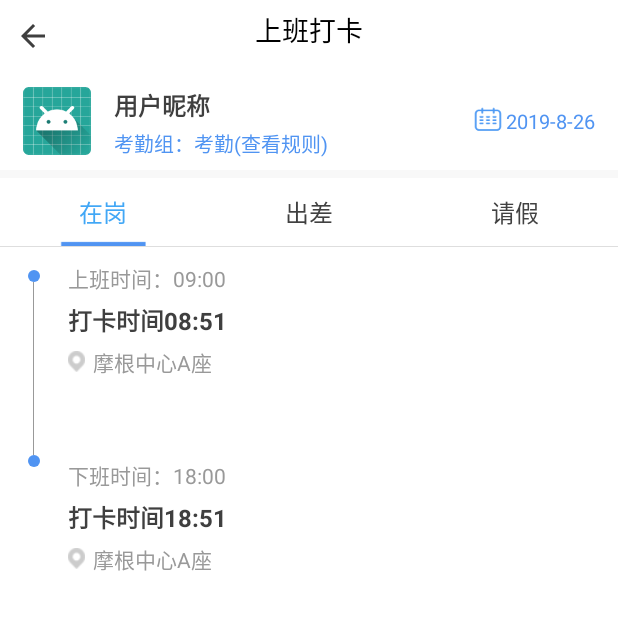
After one commit to hukang114/QyMageSys, an Android app: the OpenAfterWorkActivity screen opened directly, with no data from a screen before it, on a phone screen of 412 x 824 dp, the top half of it. The commit adds this screen. Run offline under Robolectric (Android 15) with nearby library versions, the phone set to English and light mode, and no system bars; our stand-ins replace CircleImageView, EventBus, data binding; libraries missing offline, so code that uses them is left out: com.gyf.barlibrary, com.lzy.okgo; pictures from the network do not load; 1 statement that could not run was skipped.

Commit message:
完成部分打卡页面

```diff
--- a/app/src/main/AndroidManifest.xml
+++ b/app/src/main/AndroidManifest.xml
@@ -155,7 +155,8 @@
         <activity android:name=".ui.act.PersonalActivity" />
         <activity android:name=".ui.act.LoginActivity" />
         <activity android:name=".ui.act.MessageNotifActivity" />
-        <activity android:name=".ui.act.WorkNoticeActivity"></activity>
+        <activity android:name=".ui.act.WorkNoticeActivity" />
+        <activity android:name=".ui.act.OpenAfterWorkActivity"></activity>
     </application>
 
 </manifest>
--- a/app/src/main/java/com/qymage/sys/ui/Test.java
+++ b/app/src/main/java/com/qymage/sys/ui/Test.java
@@ -9,4 +9,5 @@ public class Test {
 
 
 
+
 }
--- /dev/null
+++ b/app/src/main/java/com/qymage/sys/ui/act/OpenAfterWorkActivity.java
@@ -0,0 +1,33 @@
+package com.qymage.sys.ui.act;
+
+import android.support.v7.app.AppCompatActivity;
+import android.os.Bundle;
+
+import com.qymage.sys.R;
+import com.qymage.sys.common.base.BBActivity;
+import com.qymage.sys.databinding.ActivityOpenAfterWorkBinding;
+
+
+/**
+ * 上下班打卡
+ */
+public class OpenAfterWorkActivity extends BBActivity<ActivityOpenAfterWorkBinding> {
+
+
+    @Override
+    protected int getLayoutId() {
+        return R.layout.activity_open_after_work;
+    }
+
+    @Override
+    protected void initView() {
+        super.initView();
+        mBinding.metitle.setlImgClick(v -> finish());
+
+    }
+
+    @Override
+    protected void initData() {
+        super.initData();
+    }
+}
--- a/app/src/main/java/com/qymage/sys/ui/adapter/WorkListAdapter.java
+++ b/app/src/main/java/com/qymage/sys/ui/adapter/WorkListAdapter.java
@@ -1,5 +1,7 @@
 package com.qymage.sys.ui.adapter;
 
+import android.content.Intent;
+import android.os.Bundle;
 import android.support.annotation.Nullable;
 import android.support.v7.widget.GridLayoutManager;
 import android.support.v7.widget.LinearLayoutManager;
@@ -9,7 +11,9 @@ import android.view.View;
 import com.chad.library.adapter.base.BaseQuickAdapter;
 import com.chad.library.adapter.base.BaseViewHolder;
 import com.qymage.sys.R;
+import com.qymage.sys.common.base.BaseActivity;
 import com.qymage.sys.common.tools.ToastUtil;
+import com.qymage.sys.ui.act.OpenAfterWorkActivity;
 import com.qymage.sys.ui.entity.WorkListEnt;
 
 import java.util.List;
@@ -48,11 +52,11 @@ public class WorkListAdapter extends BaseQuickAdapter<WorkListEnt, BaseViewHolde
     private void setOnItemClick(String keyname) {
         switch (keyname) {
             case "shangban":// 上班打卡
-                ToastUtil.showToast(mContext, "上班打卡");
+                openActivity(OpenAfterWorkActivity.class);
                 break;
 
             case "xiaban"://下班打卡
-
+                openActivity(OpenAfterWorkActivity.class);
                 break;
             case "lixiang"://立项申请
 
@@ -96,4 +100,31 @@ public class WorkListAdapter extends BaseQuickAdapter<WorkListEnt, BaseViewHolde
     }
 
 
+    /**
+     * 跳转Activity
+     *
+     * @param activityClass 目标Activity类名称
+     * @param bundle        Bundle 对象
+     */
+    public void intoActivity(Class<?> activityClass, Bundle bundle) {
+        Intent into = new Intent(mContext, activityClass);
+        if (bundle != null) {
+            into.putExtra("bundle", bundle);
+        }
+        mContext.startActivity(into);
+    }
+
+    protected void openActivity(Class<?> pClass) {
+        openActivity(pClass, null);
+    }
+
+    protected void openActivity(Class<?> pClass, Bundle pBundle) {
+        Intent intent = new Intent(mContext, pClass);
+        if (pBundle != null) {
+            intent.putExtras(pBundle);
+        }
+        mContext.startActivity(intent);
+    }
+
+
 }
--- /dev/null
+++ b/app/src/main/res/drawable/timelline_dot_normal.xml
@@ -0,0 +1,11 @@
+<?xml version="1.0" encoding="utf-8"?>
+<selector xmlns:android="http://schemas.android.com/apk/res/android">
+
+    <item android:width="50dp" android:height="50dp">
+        <shape android:shape="rectangle">
+            <corners android:radius="50dp" />
+            <solid android:color="#ff5094f2" />
+        </shape>
+    </item>
+
+</selector>
--- /dev/null
+++ b/app/src/main/res/layout/activity_open_after_work.xml
@@ -0,0 +1,267 @@
+<?xml version="1.0" encoding="utf-8"?>
+<layout xmlns:android="http://schemas.android.com/apk/res/android"
+    xmlns:app="http://schemas.android.com/apk/res-auto"
+    xmlns:tools="http://schemas.android.com/tools">
+
+    <LinearLayout
+        android:layout_width="match_parent"
+        android:layout_height="match_parent"
+        android:background="@color/white"
+        android:orientation="vertical">
+
+        <com.qymage.sys.common.widget.MeTitle
+            android:id="@+id/metitle"
+            android:layout_width="match_parent"
+            android:layout_height="wrap_content"
+            app:cTxt="@string/open_to_work"
+            app:showView="false" />
+
+
+        <RelativeLayout
+            android:layout_width="match_parent"
+            android:layout_height="65dp"
+            android:background="@color/white">
+
+            <ImageView
+                android:id="@+id/user_head_img"
+                android:layout_width="45dp"
+                android:layout_height="45dp"
+                android:layout_centerVertical="true"
+                android:layout_marginLeft="@dimen/margin15"
+                android:src="@mipmap/ic_launcher" />
+
+
+            <TextView
+                android:id="@+id/user_name_tv"
+                android:layout_width="wrap_content"
+                android:layout_height="wrap_content"
+                android:layout_marginLeft="@dimen/margin15"
+                android:layout_marginTop="@dimen/margin10"
+                android:layout_toRightOf="@+id/user_head_img"
+                android:text="用户昵称"
+                android:textColor="@color/rizhi_color"
+                android:textSize="@dimen/text_size_16"
+                android:textStyle="bold" />
+
+
+            <TextView
+                android:id="@+id/kaoqin_rules_tv"
+                android:layout_width="wrap_content"
+                android:layout_height="wrap_content"
+                android:layout_below="@+id/user_name_tv"
+                android:layout_marginLeft="@dimen/margin15"
+                android:layout_marginTop="@dimen/margin3"
+                android:layout_toRightOf="@+id/user_head_img"
+                android:text="@string/kaoqin_rules_txt"
+                android:textColor="@color/colorAccent"
+                android:textSize="@dimen/text_size_13" />
+
+
+            <TextView
+                android:id="@+id/kaoqing_date_tv"
+                android:layout_width="wrap_content"
+                android:layout_height="wrap_content"
+                android:layout_alignParentRight="true"
+                android:layout_centerVertical="true"
+                android:layout_marginRight="@dimen/margin15"
+                android:drawableLeft="@mipmap/rili_ioc"
+                android:gravity="center"
+                android:text="2019-8-26"
+                android:textColor="@color/colorAccent"
+                android:textSize="@dimen/text_size_13" />
+        </RelativeLayout>
+
+        <View
+            android:layout_width="match_parent"
+            android:layout_height="5dp"
+            android:background="@color/app_div_h_color" />
+
+
+        <RadioGroup
+            android:layout_width="match_parent"
+            android:layout_height="45dp"
+            android:gravity="center_vertical"
+            android:orientation="horizontal">
+
+            <RadioButton
+                android:id="@+id/on_duty_btn"
+                android:layout_width="match_parent"
+                android:layout_height="wrap_content"
+                android:layout_weight="1"
+                android:background="@drawable/join"
+                android:button="@null"
+                android:checked="true"
+                android:gravity="center"
+                android:text="@string/on_duty_txt"
+                android:textColor="@color/shape_radiobutton_select"
+                android:textSize="16sp" />
+
+            <RadioButton
+                android:id="@+id/business_travel_btn"
+                android:layout_width="match_parent"
+                android:layout_height="wrap_content"
+                android:layout_weight="1"
+                android:background="@drawable/join"
+                android:button="@null"
+                android:gravity="center"
+                android:text="@string/business_travel_txt"
+                android:textColor="@color/shape_radiobutton_select"
+                android:textSize="16sp" />
+
+            <RadioButton
+                android:id="@+id/leave_btn"
+                android:layout_width="match_parent"
+                android:layout_height="wrap_content"
+                android:layout_weight="1"
+                android:background="@drawable/join"
+                android:button="@null"
+                android:gravity="center"
+                android:text="@string/leave_txt"
+                android:textColor="@color/shape_radiobutton_select"
+                android:textSize="16sp" />
+        </RadioGroup>
+
+        <View
+            android:layout_width="match_parent"
+            android:layout_height="0.3dp"
+            android:background="@color/div_color" />
+
+
+        <LinearLayout
+            android:layout_width="match_parent"
+            android:layout_height="match_parent"
+            android:orientation="horizontal">
+
+            <RelativeLayout
+                android:id="@+id/rlTimeline"
+                android:layout_width="45dp"
+                android:layout_height="wrap_content"
+                android:layout_marginTop="@dimen/margin10">
+
+                <TextView
+                    android:id="@+id/tvDot"
+                    android:layout_width="8dp"
+                    android:layout_height="8dp"
+                    android:layout_alignParentTop="true"
+                    android:layout_centerHorizontal="true"
+                    android:layout_marginTop="@dimen/margin5"
+                    android:background="@drawable/timelline_dot_normal" />
+
+                <TextView
+                    android:id="@+id/centet_div"
+                    android:layout_width="0.5dp"
+                    android:layout_height="115dp"
+                    android:layout_below="@id/tvDot"
+                    android:layout_centerHorizontal="true"
+                    android:background="#999" />
+
+                <TextView
+                    android:id="@+id/tvDot_e"
+                    android:layout_width="8dp"
+                    android:layout_height="8dp"
+                    android:layout_below="@+id/centet_div"
+                    android:layout_centerHorizontal="true"
+                    android:layout_margin="0dp"
+                    android:background="@drawable/timelline_dot_normal" />
+
+            </RelativeLayout>
+
+
+            <LinearLayout
+                android:layout_width="match_parent"
+                android:layout_height="match_parent"
+                android:orientation="vertical">
+
+                <RelativeLayout
+                    android:id="@+id/rlCenter"
+                    android:layout_width="match_parent"
+                    android:layout_height="wrap_content"
+                    android:layout_marginTop="@dimen/margin10"
+                    android:paddingBottom="6dp"
+                    android:paddingRight="10dp">
+
+                    <TextView
+                        android:id="@+id/work_shift_time_tv"
+                        android:layout_width="wrap_content"
+                        android:layout_height="wrap_content"
+                        android:text="上班时间：09:00"
+                        android:textColor="#999"
+                        android:textSize="14sp" />
+
+                    <TextView
+                        android:id="@+id/work_shift_clock_time"
+                        android:layout_width="wrap_content"
+                        android:layout_height="wrap_content"
+                        android:layout_below="@id/work_shift_time_tv"
+                        android:layout_marginTop="5dp"
+                        android:text="打卡时间08:51"
+                        android:textColor="@color/rizhi_color"
+                        android:textSize="16sp"
+                        android:textStyle="bold" />
+
+                    <TextView
+                        android:id="@+id/work_shift_address_tv"
+                        android:layout_width="wrap_content"
+                        android:layout_height="wrap_content"
+                        android:layout_below="@+id/work_shift_clock_time"
+                        android:layout_marginTop="5dp"
+                        android:drawableLeft="@mipmap/dk_address"
+                        android:drawablePadding="@dimen/margin5"
+                        android:text="摩根中心A座"
+                        android:textColor="#999"
+                        android:textSize="14sp" />
+
+                </RelativeLayout>
+
+                <RelativeLayout
+                    android:id="@+id/closing_relayout"
+                    android:layout_width="match_parent"
+                    android:layout_height="wrap_content"
+                    android:layout_marginTop="@dimen/margin48"
+                    android:paddingBottom="6dp"
+                    android:paddingRight="10dp">
+
+                    <TextView
+                        android:id="@+id/closing_time_tv"
+                        android:layout_width="wrap_content"
+                        android:layout_height="wrap_content"
+                        android:text="下班时间：18:00"
+                        android:textColor="#999"
+                        android:textSize="14sp" />
+
+                    <TextView
+                        android:id="@+id/closing_clock_time"
+                        android:layout_width="wrap_content"
+                        android:layout_height="wrap_content"
+                        android:layout_below="@id/closing_time_tv"
+                        android:layout_marginTop="5dp"
+                        android:text="打卡时间18:51"
+                        android:textColor="@color/rizhi_color"
+                        android:textSize="16sp"
+                        android:textStyle="bold" />
+
+                    <TextView
+                        android:id="@+id/closing_address_tv"
+                        android:layout_width="wrap_content"
+                        android:layout_height="wrap_content"
+                        android:layout_below="@+id/closing_clock_time"
+                        android:layout_marginTop="5dp"
+                        android:drawableLeft="@mipmap/dk_address"
+                        android:drawablePadding="@dimen/margin5"
+                        android:text="摩根中心A座"
+                        android:textColor="#999"
+                        android:textSize="14sp" />
+
+                </RelativeLayout>
+
+
+            </LinearLayout>
+
+
+        </LinearLayout>
+
+
+    </LinearLayout>
+
+
+</layout>
--- a/app/src/main/res/values/colors.xml
+++ b/app/src/main/res/values/colors.xml
@@ -92,5 +92,7 @@
     <color name="rizhi_color">#3F3F3F</color>
     <color name="rizhi_content_color">#747474</color>
     <color name="login_text_hint_color">#bebebe</color>
+    <color name="app_div_h_color">#F8F8F8</color>
+
 
 </resources>
--- a/app/src/main/res/values/strings.xml
+++ b/app/src/main/res/values/strings.xml
@@ -51,5 +51,11 @@
     <string name="worknotice_txt">工作通知</string>
     <string name="refuse_txt">拒绝</string>
     <string name="agree_txt">同意</string>
+    <string name="open_to_work">上班打卡</string>
+    <string name="kaoqin_rules_txt">考勤组：考勤(查看规则)</string>
+    <string name="on_duty_txt">在岗</string>
+    <string name="business_travel_txt">出差</string>
+    <string name="leave_txt">请假</string>
+
 
 </resources>
```
Also changed, not shown: app/src/main/res/mipmap-xhdpi/dk_address.png (added), app/src/main/res/mipmap-xhdpi/k.png (added), app/src/main/res/mipmap-xhdpi/rili_ioc.png (added).
